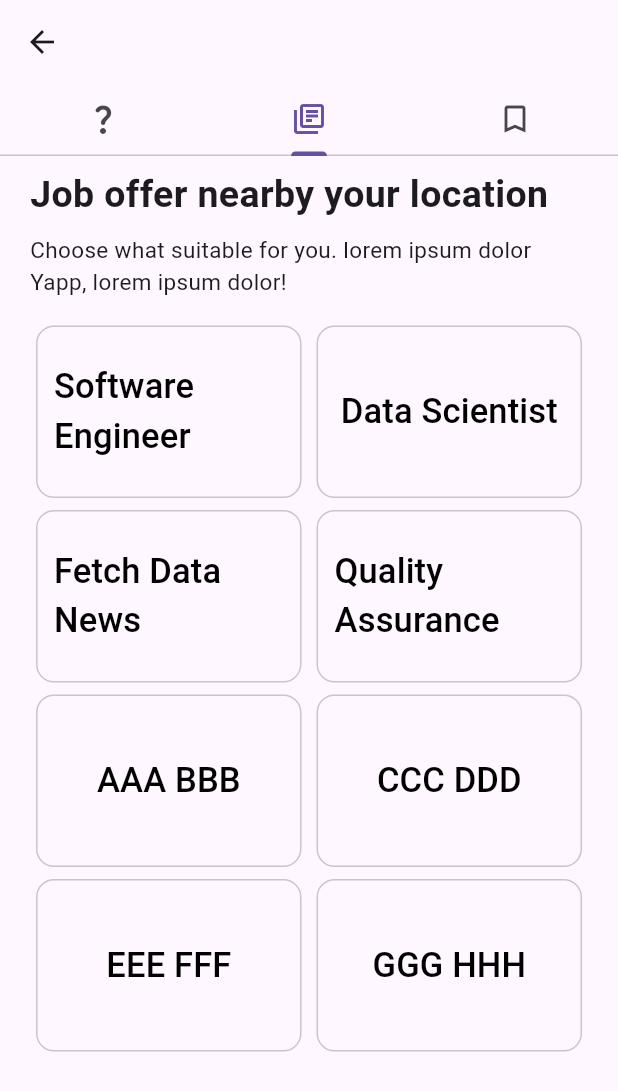
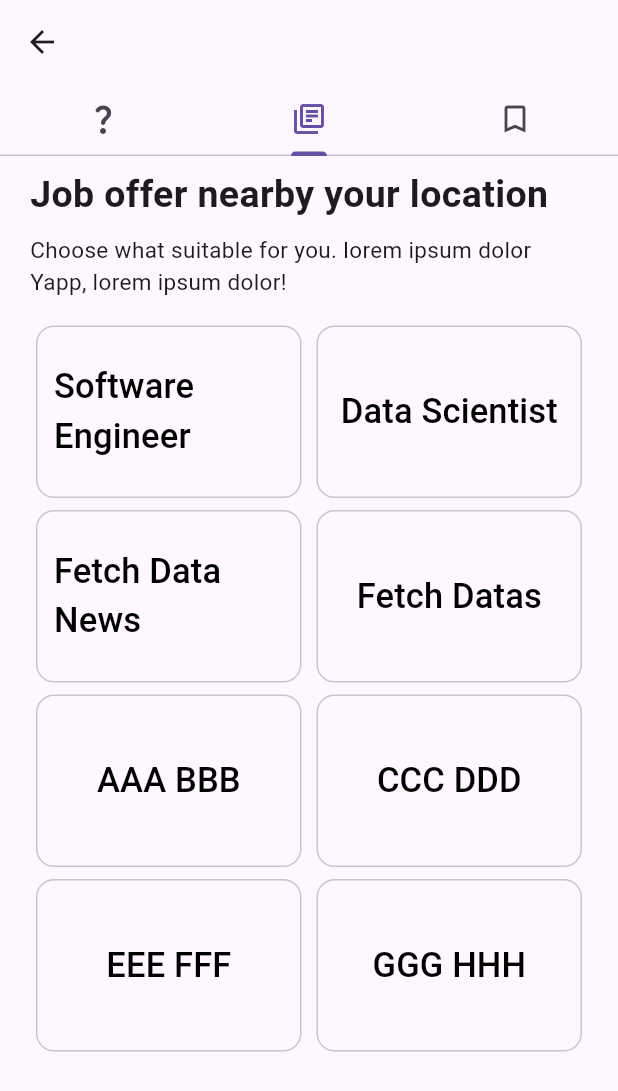
Before and after one commit to limerenrce/my_app, a Flutter app: the ProfileScreen screen opened directly, tab 2 chosen, on a phone screen of 412 x 824 dp. Shown: the top 1091 px of the screen. Run offline on Flutter 3.47's test engine with Material 3 defaults, Android fonts, the phone set to English and light mode, and no system bars; our stand-ins replace flutter_slidable, google_fonts, image_picker, sqflite; accounts and stored records are empty; network calls fail.

Commit message:
fetch data images

```diff
--- /dev/null
+++ b/lib/dto/datas.dart
@@ -0,0 +1,35 @@
+class Datas {
+  int idDatas;
+  String name;
+  String imageUrl;
+  DateTime createdAt;
+  DateTime updatedAt;
+  dynamic deletedAt;
+
+  Datas({
+    required this.idDatas,
+    required this.name,
+    required this.imageUrl,
+    required this.createdAt,
+    required this.updatedAt,
+    required this.deletedAt,
+  });
+
+  factory Datas.fromJson(Map<String, dynamic> json) => Datas(
+        idDatas: json["id_datas"],
+        name: json["name"],
+        imageUrl: json["image_url"],
+        createdAt: DateTime.parse(json["created_at"]),
+        updatedAt: DateTime.parse(json["updated_at"]),
+        deletedAt: json["deleted_at"],
+      );
+
+  Map<String, dynamic> toJson() => {
+        "id_datas": idDatas,
+        "name": name,
+        "image_url": imageUrl,
+        "created_at": createdAt.toIso8601String(),
+        "updated_at": updatedAt.toIso8601String(),
+        "deleted_at": deletedAt,
+      };
+}
--- a/lib/endpoints/endpoints.dart
+++ b/lib/endpoints/endpoints.dart
@@ -2,5 +2,8 @@ class Endpoints {
   static const String baseURL =
       "https://66038e2c2393662c31cf2e7d.mockapi.io/api/v1";
 
+  static const String baseURLLive = "https://simobile.singapoly.com";
+
   static const String news = "$baseURL/news";
+  static const String datas = "$baseURLLive/api/datas";
 }
--- a/lib/main.dart
+++ b/lib/main.dart
@@ -1,4 +1,6 @@
 import 'package:flutter/material.dart';
+import 'package:my_app/dto/foods.dart';
+import 'package:my_app/screens/datas_screen.dart';
 import 'package:my_app/screens/foods_screen.dart';
 import 'package:my_app/screens/home_screen.dart';
 import 'package:my_app/screens/news_screen.dart';
@@ -26,7 +28,8 @@ class MyApp extends StatelessWidget {
         '/second-screen': (context) => const SecondScreen(),
         '/custom-screen': (context) => const CustomScreen(),
         '/news-screen': (context) => const NewsScreen(),
-        '/foods-screen': (context) => const FoodsScreen()
+        '/foods-screen': (context) => const FoodsScreen(),
+        '/datas-screen': (context) => const DatasScreen(),
       },
     );
   }
--- a/lib/screens/profile_screen.dart
+++ b/lib/screens/profile_screen.dart
@@ -92,8 +92,8 @@ class ProfileScreen extends StatelessWidget {
                               )),
                               Card.outlined(
                                   child: _SampleCard(
-                                cardName: 'Quality Assurance',
-                                location: '/third-screen',
+                                cardName: 'Fetch Datas',
+                                location: '/datas-screen',
                               )),
                             ],
                           ),
--- a/lib/services/data_service.dart
+++ b/lib/services/data_service.dart
@@ -2,6 +2,7 @@ import 'package:http/http.dart' as http;
 import 'dart:convert';
 
 import 'package:my_app/dto/news.dart';
+import 'package:my_app/dto/datas.dart';
 import 'package:my_app/endpoints/endpoints.dart';
 
 class DataService {
@@ -16,6 +17,20 @@ class DataService {
     }
   }
 
+  static Future<List<Datas>> fetchDatas() async {
+    final response = await http.get(Uri.parse(Endpoints.datas));
+    if (response.statusCode == 200) {
+      final data = jsonDecode(response.body) as Map<String, dynamic>;
+      return (data['datas'] as List<dynamic>)
+          .map((item) => Datas.fromJson(item as Map<String, dynamic>))
+          .toList();
+    } else {
+      // Handle error
+      throw Exception('Failed to load data');
+    }
+  }
+
+  // Post data to endpoint news
   static Future<News> addNews(String title, String body) async {
     final response = await http.post(
       Uri.parse(Endpoints.news),
@@ -29,8 +44,10 @@ class DataService {
     );
 
     if (response.statusCode == 201) {
+      // Check for creation success (201 Created)
       return News.fromJson(jsonDecode(response.body));
     } else {
+      // Handle error
       throw Exception('Failed to add News');
     }
   }
--- a/pubspec.yaml
+++ b/pubspec.yaml
@@ -39,6 +39,8 @@ dependencies:
   path: ^1.8.3
   path_provider: ^2.1.2
   flutter_slidable: ^3.1.0
+  google_fonts: ^6.2.1
+  image_picker: ^1.1.0
 
 dev_dependencies:
   flutter_test:
```
Also changed, not shown: lib/components/bottom_up_transition.dart (added, +18 -0 lines), lib/screens/datas_screen.dart (added, +99 -0 lines), lib/screens/form_screen.dart (added, +248 -0 lines), pubspec.lock, 4 other files.
